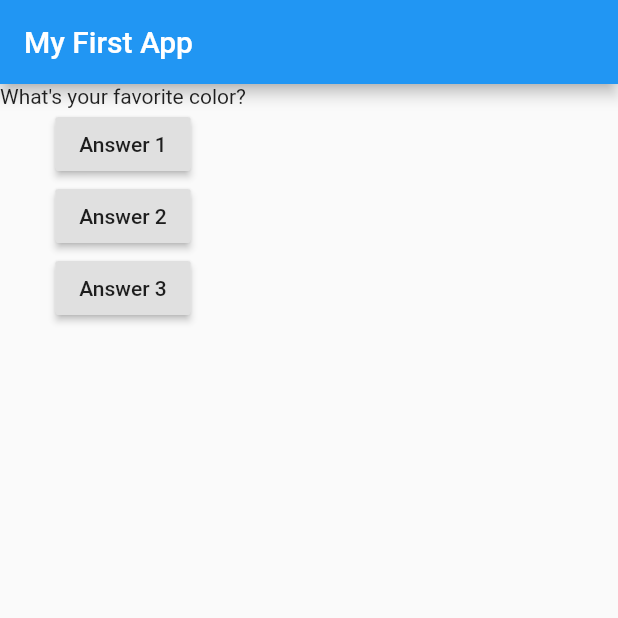
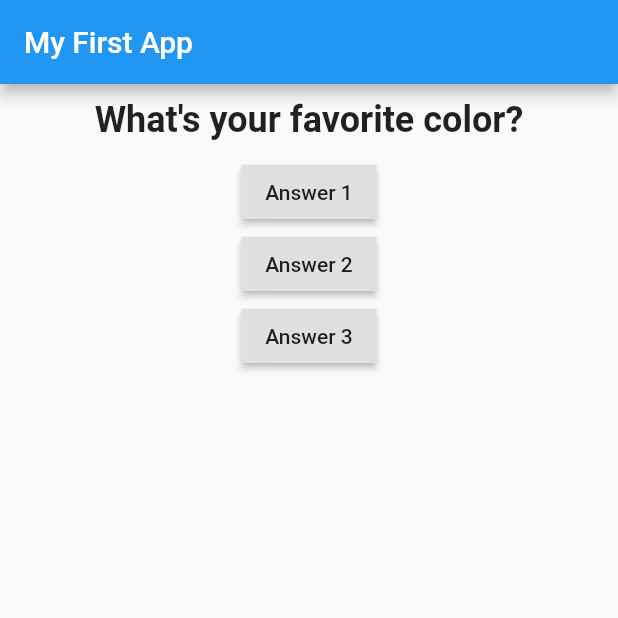
Before and after one commit to niemtec/Flutter_Tutorials, a Flutter app: the screen it shows after launch, on a phone screen of 412 x 824 dp, the top half of it. Run offline on Flutter 3.47's test engine with Material 2 defaults, Android fonts, the phone set to English and light mode, and no system bars.

Commit message:
Added dectoration to question widget

```diff
--- a/flutter_basics/lib/question.dart
+++ b/flutter_basics/lib/question.dart
@@ -7,6 +7,13 @@ class Question extends StatelessWidget {
 
   @override
   Widget build(BuildContext context) {
-    return Text(questionText);
+    return Container(
+        width: double.infinity,
+        margin: EdgeInsets.all(10),
+        child: Text(
+          questionText,
+          style: TextStyle(fontSize: 24, fontWeight: FontWeight.bold),
+          textAlign: TextAlign.center,
+        ));
   }
 }
```
